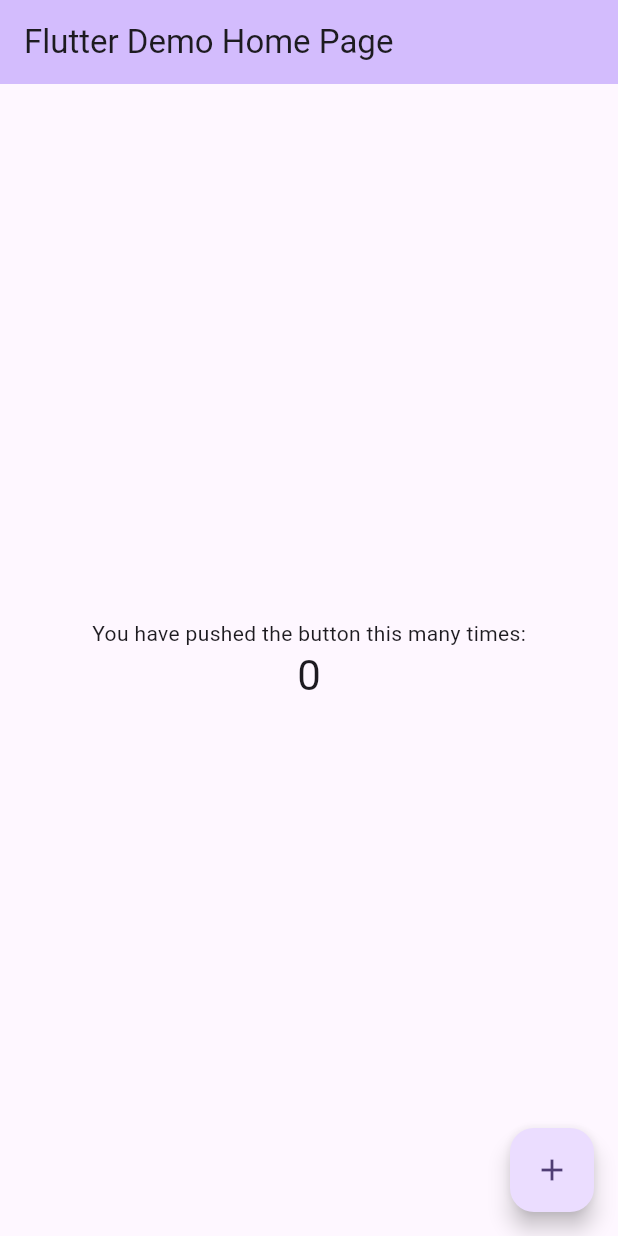
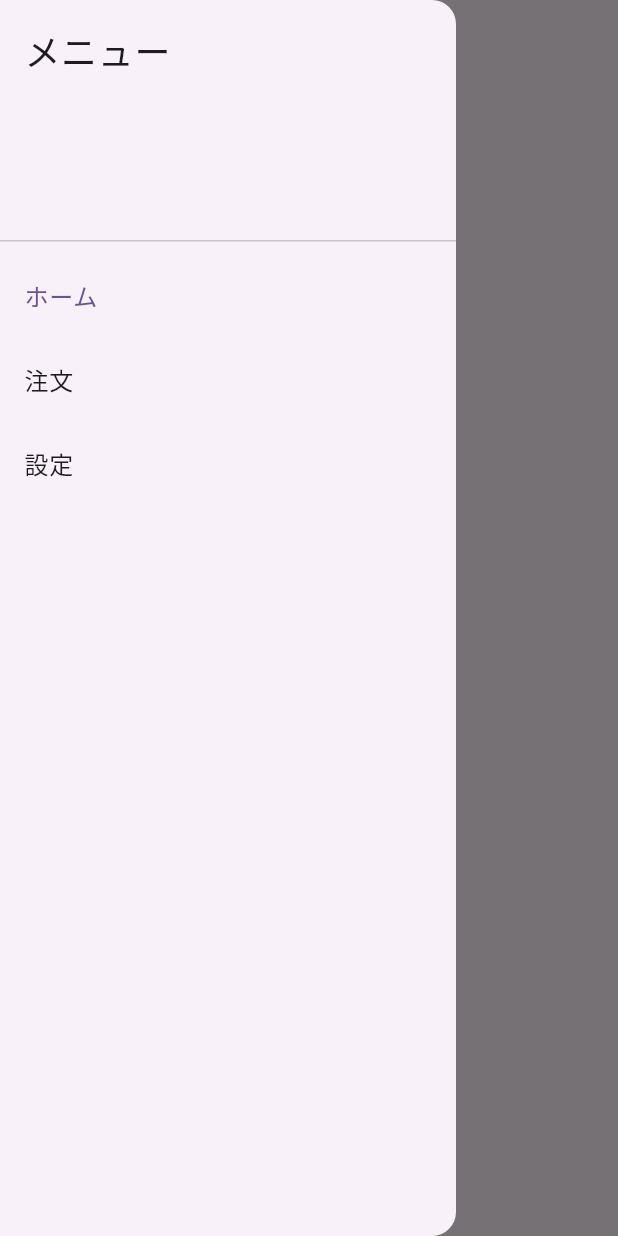
Before and after one commit to 3rdNight/kohi_menu, a Flutter app: the screen it shows after launch, with the side drawer open (before the commit the screen has no drawer), on a phone screen of 412 x 824 dp. Run offline on Flutter 3.47's test engine with Material 3 defaults, Android fonts, the phone set to English and light mode, and no system bars; our stand-ins replace easy_localization.

Commit message:
Home screen, drawer and  settings created

```diff
--- /dev/null
+++ b/assets/langs/ja.json
@@ -0,0 +1,11 @@
+{
+  "app_title": "ラテライン",
+  "menu": "メニュー",
+  "home": "ホーム",
+  "orders": "注文",
+  "settings": "設定",
+  "change_language": "言語",
+  "change_theme": "テーマ",
+  "light": "ライト",
+  "dark": "ダーク"
+}
--- a/lib/main.dart
+++ b/lib/main.dart
@@ -1,122 +1,72 @@
 import 'package:flutter/material.dart';
+import 'package:easy_localization/easy_localization.dart';
+import 'screens/home_screen.dart';
+import 'screens/orders_screen.dart';
+import 'screens/settings_screen.dart';
 
-void main() {
-  runApp(const MyApp());
+void main() async {
+  WidgetsFlutterBinding.ensureInitialized();
+  await EasyLocalization.ensureInitialized();
+
+  runApp(
+    EasyLocalization(
+      supportedLocales: const [Locale('en'), Locale('ja')],
+      path: 'assets/langs',
+      fallbackLocale: const Locale('ja'),
+      startLocale: const Locale('ja'),
+      child: const MyApp(),
+    ),
+  );
 }
 
-class MyApp extends StatelessWidget {
+class MyApp extends StatefulWidget {
   const MyApp({super.key});
 
-  // This widget is the root of your application.
+  static _MyAppState? of(BuildContext context) =>
+      context.findAncestorStateOfType<_MyAppState>();
+
   @override
-  Widget build(BuildContext context) {
-    return MaterialApp(
-      title: 'Flutter Demo',
-      theme: ThemeData(
-        // This is the theme of your application.
-        //
-        // TRY THIS: Try running your application with "flutter run". You'll see
-        // the application has a purple toolbar. Then, without quitting the app,
-        // try changing the seedColor in the colorScheme below to Colors.green
-        // and then invoke "hot reload" (save your changes or press the "hot
-        // reload" button in a Flutter-supported IDE, or press "r" if you used
-        // the command line to start the app).
-        //
-        // Notice that the counter didn't reset back to zero; the application
-        // state is not lost during the reload. To reset the state, use hot
-        // restart instead.
-        //
-        // This works for code too, not just values: Most code changes can be
-        // tested with just a hot reload.
-        colorScheme: ColorScheme.fromSeed(seedColor: Colors.deepPurple),
-      ),
-      home: const MyHomePage(title: 'Flutter Demo Home Page'),
-    );
-  }
+  State<MyApp> createState() => _MyAppState();
 }
 
-class MyHomePage extends StatefulWidget {
-  const MyHomePage({super.key, required this.title});
+class _MyAppState extends State<MyApp> {
+  ThemeMode _themeMode = ThemeMode.light;
 
-  // This widget is the home page of your application. It is stateful, meaning
-  // that it has a State object (defined below) that contains fields that affect
-  // how it looks.
+  ThemeMode get themeMode => _themeMode;
 
-  // This class is the configuration for the state. It holds the values (in this
-  // case the title) provided by the parent (in this case the App widget) and
-  // used by the build method of the State. Fields in a Widget subclass are
-  // always marked "final".
-
-  final String title;
-
-  @override
-  State<MyHomePage> createState() => _MyHomePageState();
-}
-
-class _MyHomePageState extends State<MyHomePage> {
-  int _counter = 0;
-
-  void _incrementCounter() {
+  void toggleTheme(bool isDark) {
     setState(() {
-      // This call to setState tells the Flutter framework that something has
-      // changed in this State, which causes it to rerun the build method below
-      // so that the display can reflect the updated values. If we changed
-      // _counter without calling setState(), then the build method would not be
-      // called again, and so nothing would appear to happen.
-      _counter++;
+      _themeMode = isDark ? ThemeMode.dark : ThemeMode.light;
     });
   }
 
   @override
   Widget build(BuildContext context) {
-    // This method is rerun every time setState is called, for instance as done
-    // by the _incrementCounter method above.
-    //
-    // The Flutter framework has been optimized to make rerunning build methods
-    // fast, so that you can just rebuild anything that needs updating rather
-    // than having to individually change instances of widgets.
-    return Scaffold(
-      appBar: AppBar(
-        // TRY THIS: Try changing the color here to a specific color (to
-        // Colors.amber, perhaps?) and trigger a hot reload to see the AppBar
-        // change color while the other colors stay the same.
-        backgroundColor: Theme.of(context).colorScheme.inversePrimary,
-        // Here we take the value from the MyHomePage object that was created by
-        // the App.build method, and use it to set our appbar title.
-        title: Text(widget.title),
+    return MaterialApp(
+      title: tr('app_title'),
+      localizationsDelegates: context.localizationDelegates,
+      supportedLocales: context.supportedLocales,
+      locale: context.locale,
+      themeMode: _themeMode,
+      theme: ThemeData(
+        brightness: Brightness.light,
+        colorScheme: ColorScheme.fromSeed(seedColor: Colors.deepPurple),
+        useMaterial3: true,
       ),
-      body: Center(
-        // Center is a layout widget. It takes a single child and positions it
-        // in the middle of the parent.
-        child: Column(
-          // Column is also a layout widget. It takes a list of children and
-          // arranges them vertically. By default, it sizes itself to fit its
-          // children horizontally, and tries to be as tall as its parent.
-          //
-          // Column has various properties to control how it sizes itself and
-          // how it positions its children. Here we use mainAxisAlignment to
-          // center the children vertically; the main axis here is the vertical
-          // axis because Columns are vertical (the cross axis would be
-          // horizontal).
-          //
-          // TRY THIS: Invoke "debug painting" (choose the "Toggle Debug Paint"
-          // action in the IDE, or press "p" in the console), to see the
-          // wireframe for each widget.
-          mainAxisAlignment: MainAxisAlignment.center,
-          children: <Widget>[
-            const Text('You have pushed the button this many times:'),
-            Text(
-              '$_counter',
-              style: Theme.of(context).textTheme.headlineMedium,
-            ),
-          ],
+      darkTheme: ThemeData(
+        brightness: Brightness.dark,
+        colorScheme: ColorScheme.fromSeed(
+          seedColor: Colors.deepPurple,
+          brightness: Brightness.dark,
         ),
+        useMaterial3: true,
       ),
-      floatingActionButton: FloatingActionButton(
-        onPressed: _incrementCounter,
-        tooltip: 'Increment',
-        child: const Icon(Icons.add),
-      ), // This trailing comma makes auto-formatting nicer for build methods.
+      initialRoute: '/',
+      routes: {
+        '/': (context) => const HomeScreen(),
+        '/orders': (context) => const OrdersScreen(),
+        '/settings': (context) => const SettingsScreen(),
+      },
     );
   }
 }
--- /dev/null
+++ b/lib/screens/home_screen.dart
@@ -0,0 +1,19 @@
+import 'package:flutter/material.dart';
+import 'package:easy_localization/easy_localization.dart';
+import '../widgets/app_drawer.dart';
+
+class HomeScreen extends StatelessWidget {
+  const HomeScreen({super.key});
+
+  @override
+  Widget build(BuildContext context) {
+    return Scaffold(
+      drawer: const AppDrawer(currentRoute: '/'),
+      appBar: AppBar(
+        centerTitle: true,
+        title: Text(tr('app_title')),
+      ),
+      body: Center(child: Text(tr('home'))),
+    );
+  }
+}
--- /dev/null
+++ b/lib/widgets/app_drawer.dart
@@ -0,0 +1,43 @@
+import 'package:flutter/material.dart';
+import 'package:easy_localization/easy_localization.dart';
+
+class AppDrawer extends StatelessWidget {
+  final String currentRoute;
+  const AppDrawer({super.key, required this.currentRoute});
+
+  @override
+  Widget build(BuildContext context) {
+    Widget buildTile(String route, String label) {
+      return ListTile(
+        title: Text(label),
+        selected: currentRoute == route,
+        onTap: () {
+          if (currentRoute != route) {
+            Navigator.pushReplacementNamed(context, route);
+          } else {
+            Navigator.pop(context);
+          }
+        },
+      );
+    }
+
+    return Drawer(
+      child: SafeArea(
+        child: Column(
+          crossAxisAlignment: CrossAxisAlignment.stretch,
+          children: [
+            DrawerHeader(
+              child: Text(
+                tr('menu'),
+                style: const TextStyle(fontSize: 24),
+              ),
+            ),
+            buildTile('/', tr('home')),
+            buildTile('/orders', tr('orders')),
+            buildTile('/settings', tr('settings')),
+          ],
+        ),
+      ),
+    );
+  }
+}
```
Also changed, not shown: assets/langs/en.json (added, +11 -0 lines), lib/screens/orders_screen.dart (added, +19 -0 lines), lib/screens/settings_screen.dart (added, +80 -0 lines), pubspec.yaml (+11 -71 lines), pubspec.lock, 3 other files.
